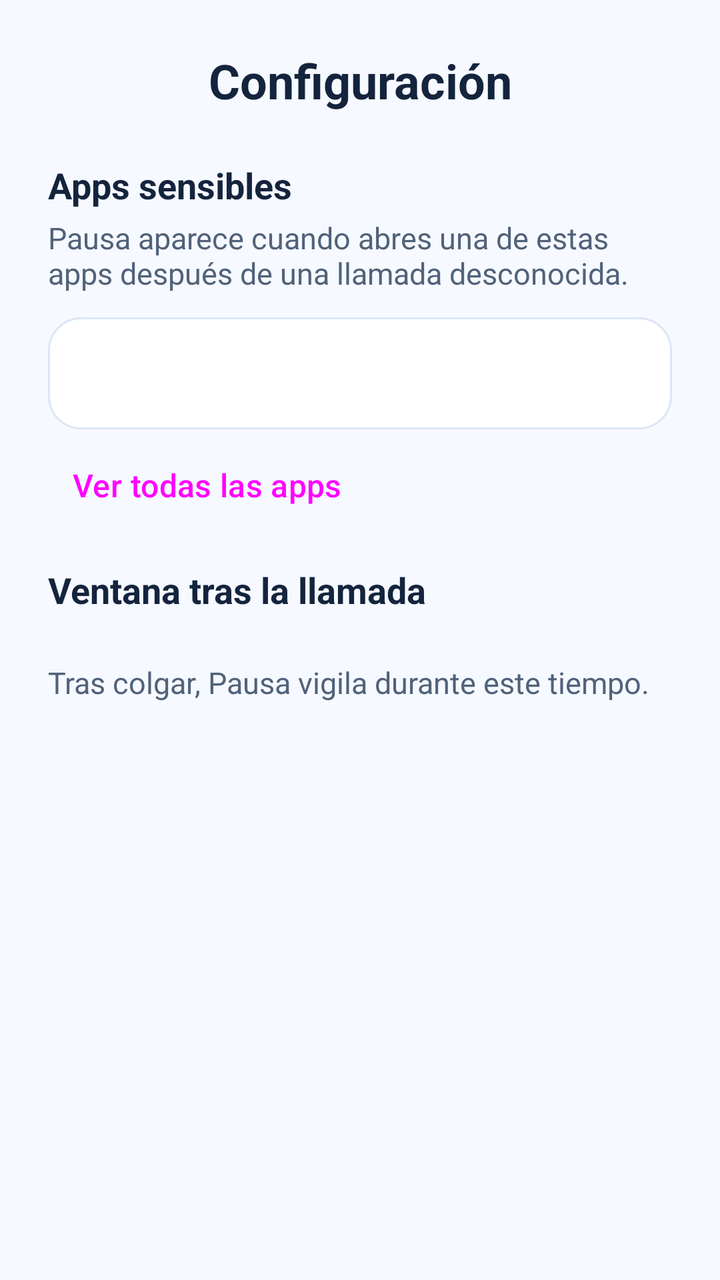
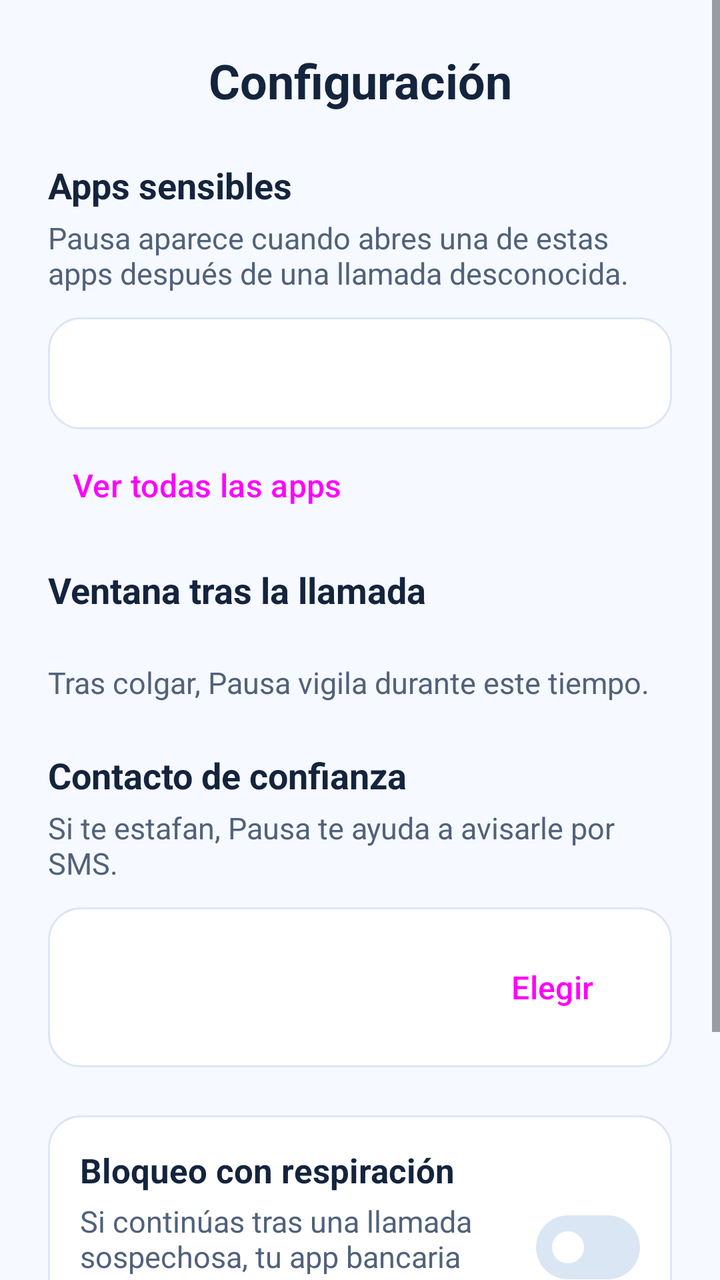

Before-and-after screenshots of an Android layout around one commit, followed by the original layout XML and the change that was made.
<!-- AndroidManifest.xml: application theme Theme.Pausa -->
<!-- res/layout/activity_ajustes.xml -->
<?xml version="1.0" encoding="utf-8"?>
<ScrollView xmlns:android="http://schemas.android.com/apk/res/android"
    android:id="@+id/ajustesRaiz"
    android:layout_width="match_parent"
    android:layout_height="match_parent"
    android:background="@color/pausa_fondo">

    <LinearLayout
        android:layout_width="match_parent"
        android:layout_height="wrap_content"
        android:orientation="vertical"
        android:padding="24dp">

        
        <TextView
            android:id="@+id/ajustesTitulo"
            style="@style/PausaTituloPantalla"
            android:layout_width="match_parent"
            android:layout_height="wrap_content"
            android:text="@string/ajustes_titulo" />

        <TextView
            style="@style/PausaSeccion"
            android:layout_width="match_parent"
            android:layout_height="wrap_content"
            android:layout_marginTop="24dp"
            android:text="@string/ajustes_apps" />

        <TextView
            style="@style/PausaTarjetaTexto"
            android:layout_width="match_parent"
            android:layout_height="wrap_content"
            android:layout_marginTop="4dp"
            android:text="@string/ajustes_apps_texto" />

        
        <LinearLayout
            android:id="@+id/listaApps"
            android:layout_width="match_parent"
            android:layout_height="wrap_content"
            android:layout_marginTop="12dp"
            android:background="@drawable/bg_tarjeta"
            android:minHeight="56dp"
            android:orientation="vertical"
            android:paddingTop="4dp"
            android:paddingBottom="4dp" />

        <TextView
            android:id="@+id/textoSinApps"
            style="@style/PausaTarjetaTexto"
            android:layout_width="match_parent"
            android:layout_height="wrap_content"
            android:layout_marginTop="8dp"
            android:text="@string/ajustes_sin_apps"
            android:visibility="gone" />

        <Button
            android:id="@+id/btnVerTodas"
            style="@style/Widget.Material3.Button.TextButton"
            android:layout_width="wrap_content"
            android:layout_height="wrap_content"
            android:layout_marginTop="4dp"
            android:minHeight="48dp"
            android:text="@string/ajustes_ver_todas"
            android:textSize="16sp" />

        <TextView
            style="@style/PausaSeccion"
            android:layout_width="match_parent"
            android:layout_height="wrap_content"
            android:layout_marginTop="16dp"
            android:text="@string/ajustes_ventana" />

        
        <LinearLayout
            android:id="@+id/opcionesVentana"
            android:layout_width="match_parent"
            android:layout_height="wrap_content"
            android:layout_marginTop="12dp"
            android:orientation="horizontal" />

        <TextView
            style="@style/PausaTarjetaTexto"
            android:layout_width="match_parent"
            android:layout_height="wrap_content"
            android:layout_marginTop="12dp"
            android:text="@string/ajustes_ventana_texto" />

        
        <LinearLayout
            android:id="@+id/grupoDemo"
            android:layout_width="match_parent"
            android:layout_height="wrap_content"
            android:layout_marginTop="24dp"
            android:orientation="vertical"
            android:visibility="gone">

            <TextView
                style="@style/PausaSeccion"
                android:layout_width="match_parent"
                android:layout_height="wrap_content"
                android:text="@string/demo_titulo" />

            <Button
                android:id="@+id/btnProbarPopup"
                style="@style/PausaBoton"
                android:layout_width="match_parent"
                android:layout_height="wrap_content"
                android:layout_marginTop="12dp"
                android:text="@string/demo_probar_popup" />

            <Button
                android:id="@+id/btnSimularLlamada"
                style="@style/PausaBotonSecundario"
                android:layout_width="match_parent"
                android:layout_height="wrap_content"
                android:layout_marginTop="8dp"
                android:text="@string/demo_simular_llamada" />
        </LinearLayout>

        
        <TextView
            android:id="@+id/ajustesVersion"
            android:layout_width="match_parent"
            android:layout_height="wrap_content"
            android:layout_marginTop="32dp"
            android:background="?attr/selectableItemBackground"
            android:gravity="center"
            android:minHeight="48dp"
            android:textColor="@color/pausa_texto_tenue"
            android:textSize="13sp" />
    </LinearLayout>
</ScrollView>
<!-- resources referenced by this layout -->
<resources>
  <color name="pausa_fondo">#F6F9FF</color>
  <color name="pausa_texto_tenue">#8FA3BC</color>
  <!-- drawable bg_tarjeta (drawable) -->
  <?xml version="1.0" encoding="utf-8"?>
  <shape xmlns:android="http://schemas.android.com/apk/res/android" android:shape="rectangle">
      <solid android:color="@color/pausa_superficie" />
      <stroke android:width="1dp" android:color="@color/pausa_borde" />
      <corners android:radius="16dp" />
  </shape>
  <string name="ajustes_apps">Apps sensibles</string>
  <string name="ajustes_apps_texto">Pausa aparece cuando abres una de estas apps después de una llamada desconocida.</string>
  <string name="ajustes_sin_apps">No encontramos bancos ni billeteras conocidos en este celular. Toca \"Ver todas las apps\" y marca los tuyos.</string>
  <string name="ajustes_titulo">Configuración</string>
  <string name="ajustes_ventana">Ventana tras la llamada</string>
  <string name="ajustes_ventana_texto">Tras colgar, Pausa vigila durante este tiempo.</string>
  <string name="ajustes_ver_todas">Ver todas las apps</string>
  <string name="demo_probar_popup">Probar pop-up</string>
  <string name="demo_simular_llamada">Simular llamada terminada</string>
  <string name="demo_titulo">Modo demo</string>
  <style name="PausaBoton" parent="Widget.Material3.Button">
          <item name="cornerRadius">12dp</item>
          <item name="android:minHeight">56dp</item>
          <item name="android:textSize">18sp</item>
      </style>
  <style name="PausaSeccion">
          <item name="android:textColor">@color/pausa_texto</item>
          <item name="android:textSize">18sp</item>
          <item name="android:textStyle">bold</item>
      </style>
  <style name="PausaTarjetaTexto">
          <item name="android:textColor">@color/pausa_texto_secundario</item>
          <item name="android:textSize">15sp</item>
      </style>
  <style name="PausaTituloPantalla">
          <item name="android:textColor">@color/pausa_texto</item>
          <item name="android:textSize">24sp</item>
          <item name="android:textStyle">bold</item>
          <item name="android:gravity">center</item>
      </style>
  <color name="pausa_superficie">#FFFFFF</color>
  <color name="pausa_borde">#DBE6F5</color>
  <color name="pausa_primario">#2688F9</color>
  <color name="pausa_texto">#14243D</color>
  <color name="pausa_texto_secundario">#51627A</color>
  <color name="pausa_sobre_primario">#FFFFFF</color>
  <color name="pausa_primario_suave">#E4EFFF</color>
  <color name="pausa_primario_oscuro">#1B5FA8</color>
  <color name="pausa_alerta">#B4232B</color>
  <!-- unchanged entries left out for length: 2 -->
</resources>

<!-- the commit's change to res/layout/activity_ajustes.xml (unified diff, before → after) -->
@@ -85,6 +85,82 @@
             android:layout_height="wrap_content"
             android:layout_marginTop="12dp"
             android:text="@string/ajustes_ventana_texto" />
+
+        <TextView
+            style="@style/PausaSeccion"
+            android:layout_width="match_parent"
+            android:layout_height="wrap_content"
+            android:layout_marginTop="24dp"
+            android:text="@string/ajustes_contacto" />
+
+        <TextView
+            style="@style/PausaTarjetaTexto"
+            android:layout_width="match_parent"
+            android:layout_height="wrap_content"
+            android:layout_marginTop="4dp"
+            android:text="@string/ajustes_contacto_texto" />
+
+        <LinearLayout
+            style="@style/PausaTarjeta"
+            android:layout_width="match_parent"
+            android:layout_height="wrap_content"
+            android:layout_marginTop="12dp"
+            android:gravity="center_vertical"
+            android:orientation="horizontal">
+
+            <TextView
+                android:id="@+id/textoContacto"
+                style="@style/PausaTarjetaTitulo"
+                android:layout_width="0dp"
+                android:layout_height="wrap_content"
+                android:layout_weight="1" />
+
+            <Button
+                android:id="@+id/btnElegirContacto"
+                style="@style/Widget.Material3.Button.TextButton"
+                android:layout_width="wrap_content"
+                android:layout_height="wrap_content"
+                android:minHeight="48dp"
+                android:text="@string/ajustes_contacto_elegir"
+                android:textSize="16sp" />
+        </LinearLayout>
+
+        <LinearLayout
+            style="@style/PausaTarjeta"
+            android:layout_width="match_parent"
+            android:layout_height="wrap_content"
+            android:layout_marginTop="24dp"
+            android:gravity="center_vertical"
+            android:orientation="horizontal">
+
+            <LinearLayout
+                android:layout_width="0dp"
+                android:layout_height="wrap_content"
+                android:layout_weight="1"
+                android:orientation="vertical">
+
+                <TextView
+                    style="@style/PausaTarjetaTitulo"
+                    android:layout_width="match_parent"
+                    android:layout_height="wrap_content"
+                    android:text="@string/ajustes_bloqueo" />
+
+                <TextView
+                    style="@style/PausaTarjetaTexto"
+                    android:layout_width="match_parent"
+                    android:layout_height="wrap_content"
+                    android:layout_marginTop="4dp"
+                    android:text="@string/ajustes_bloqueo_texto" />
+            </LinearLayout>
+
+            <com.google.android.material.materialswitch.MaterialSwitch
+                android:id="@+id/interruptorBloqueo"
+                style="@style/PausaInterruptor"
+                android:layout_width="wrap_content"
+                android:layout_height="wrap_content"
+                android:layout_marginStart="12dp"
+                android:contentDescription="@string/ajustes_bloqueo" />
+        </LinearLayout>
 
         
         <LinearLayout
<!-- resource entries referenced after the edit -->
@@ -11,6 +11,11 @@
   </shape>
   <string name="ajustes_apps">Apps sensibles</string>
   <string name="ajustes_apps_texto">Pausa aparece cuando abres una de estas apps después de una llamada desconocida.</string>
+  <string name="ajustes_bloqueo">Bloqueo con respiración</string>
+  <string name="ajustes_bloqueo_texto">Si continúas tras una llamada sospechosa, tu app bancaria queda tapada unos minutos mientras respiras y verificas.</string>
+  <string name="ajustes_contacto">Contacto de confianza</string>
+  <string name="ajustes_contacto_elegir">Elegir</string>
+  <string name="ajustes_contacto_texto">Si te estafan, Pausa te ayuda a avisarle por SMS.</string>
   <string name="ajustes_sin_apps">No encontramos bancos ni billeteras conocidos en este celular. Toca \"Ver todas las apps\" y marca los tuyos.</string>
   <string name="ajustes_titulo">Configuración</string>
   <string name="ajustes_ventana">Ventana tras la llamada</string>
@@ -24,14 +29,28 @@
           <item name="android:minHeight">56dp</item>
           <item name="android:textSize">18sp</item>
       </style>
+  <style name="PausaInterruptor" parent="Widget.Material3.CompoundButton.MaterialSwitch">
+          <item name="trackTint">@color/pausa_interruptor_pista</item>
+          <item name="thumbTint">@color/pausa_superficie</item>
+          <item name="trackDecorationTint">@android:color/transparent</item>
+      </style>
   <style name="PausaSeccion">
           <item name="android:textColor">@color/pausa_texto</item>
           <item name="android:textSize">18sp</item>
           <item name="android:textStyle">bold</item>
       </style>
+  <style name="PausaTarjeta">
+          <item name="android:background">@drawable/bg_tarjeta</item>
+          <item name="android:padding">16dp</item>
+      </style>
   <style name="PausaTarjetaTexto">
           <item name="android:textColor">@color/pausa_texto_secundario</item>
           <item name="android:textSize">15sp</item>
+      </style>
+  <style name="PausaTarjetaTitulo">
+          <item name="android:textColor">@color/pausa_texto</item>
+          <item name="android:textSize">17sp</item>
+          <item name="android:textStyle">bold</item>
       </style>
   <style name="PausaTituloPantalla">
           <item name="android:textColor">@color/pausa_texto</item>
